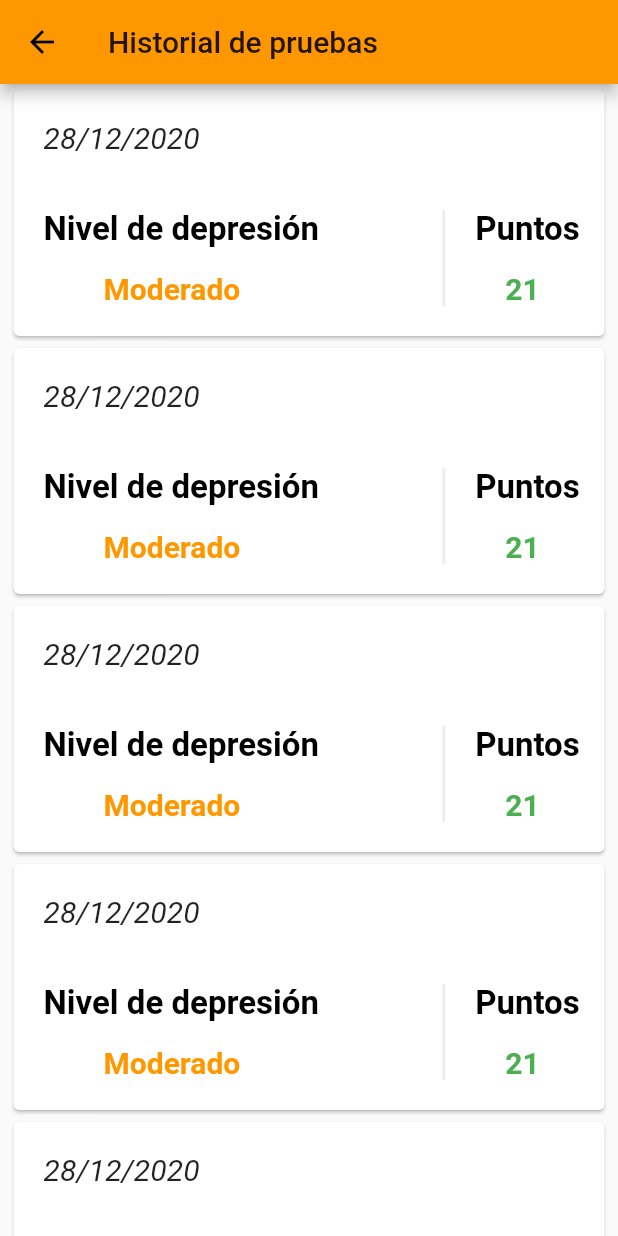
After one commit to RammasEchor/cu-diagnostico-depresion, a Flutter app: the HistorialPruebas screen opened by its route, on a phone screen of 412 x 824 dp. The commit adds this screen. Run offline on Flutter 3.47's test engine with Material 2 defaults, Android fonts, the phone set to English and light mode, and no system bars; our stand-ins replace carousel_slider, cloud_firestore, firebase_core; accounts and stored records are empty.

Commit message:
Se agrego la pantalla de historial_pruebas_page.dart en la cual, se deberan mostrar los test realizados para cada usuario

```diff
--- a/lib/main.dart
+++ b/lib/main.dart
@@ -9,6 +9,8 @@ import 'package:diagnostico_depresion/pages/ayuda_page.dart';
 import 'package:diagnostico_depresion/pages/registro_page.dart';
 import 'package:diagnostico_depresion/pages/iniciar_sesion_page.dart';
 import 'package:diagnostico_depresion/pages/iniciar_prueba_page.dart';
+import 'package:diagnostico_depresion/pages/historial_pruebas_page.dart';
+
 
 void main() async {
   WidgetsFlutterBinding.ensureInitialized();
@@ -34,7 +36,7 @@ class MyApp extends StatelessWidget{
         '/registro':(context) => Registro(),
         '/login':(context) => InicioSesion(),
         '/prueba': (context) => IniciarPrueba(),
-        '/bd': (context) => BaseDatos(),
+        '/historial':(context) => HistorialPruebas(),
       },
     );
   }
@@ -74,9 +76,9 @@ class Inicio extends StatelessWidget{
               },
             ),
             FlatButton(
-              child: Text('Base de Datos'),
+              child: Text('Historial'),
               onPressed: (){
-                //Navigator.pushNamed(context, '/bd');
+                Navigator.pushNamed(context, '/historial');
               },
             ),
           ],
--- /dev/null
+++ b/lib/pages/historial_pruebas_page.dart
@@ -0,0 +1,158 @@
+import 'package:flutter/cupertino.dart';
+import 'package:flutter/material.dart';
+
+class HistorialPruebas extends StatefulWidget{
+
+  @override
+  HistorialPruebasState createState() => HistorialPruebasState();
+
+}
+class HistorialPruebasState extends State<HistorialPruebas>{
+
+  @override
+  Widget build(BuildContext context){
+    return Scaffold(
+      appBar: AppBar(
+        title: Text('Historial de pruebas'),
+      ),
+      body: new ListView(
+        children: <Widget>[
+          WidgetPrueba(
+            fecha: '28/12/2020',
+            nivel: 'Moderado',
+            puntos: 21,
+          ),
+          WidgetPrueba(
+            fecha: '28/12/2020',
+            nivel: 'Moderado',
+            puntos: 21,
+          ),
+          WidgetPrueba(
+            fecha: '28/12/2020',
+            nivel: 'Moderado',
+            puntos: 21,
+          ),
+          WidgetPrueba(
+            fecha: '28/12/2020',
+            nivel: 'Moderado',
+            puntos: 21,
+          ),
+          WidgetPrueba(
+            fecha: '28/12/2020',
+            nivel: 'Moderado',
+            puntos: 21,
+          ),
+        ],
+      ),
+    );
+  }
+}
+
+class WidgetPrueba extends StatelessWidget{
+  final String fecha;
+  final String nivel;
+  final int puntos;
+
+  WidgetPrueba({
+    this.fecha,
+    this.nivel,
+    this.puntos
+  });
+
+  @override
+  Widget build(BuildContext context) {
+    return Padding(
+      padding: EdgeInsets.only(left: 5, right: 5),
+      child: Card(
+        child: Column(
+          children: <Widget>[
+            Container(
+              padding: EdgeInsets.only(left: 20, top: 20),
+              width: MediaQuery.of(context).size.width,
+              height: 80,
+              child: Text(
+                fecha,
+                style: TextStyle(
+                  fontSize: 20,
+                  fontStyle: FontStyle.italic,
+                ),
+              ),
+            ),
+            Padding(
+              padding: EdgeInsets.only(left: 20, bottom: 20),
+              child: Row(
+                //mainAxisAlignment: MainAxisAlignment.center,
+                children: [
+                  Container(
+                    decoration: BoxDecoration(
+                        border: Border(
+                          right: BorderSide(width: 2, color: Colors.grey[200]),
+                        )
+                    ),
+                    width: MediaQuery.of(context).size.width * 0.65,
+                    child: Column(
+                      crossAxisAlignment: CrossAxisAlignment.start,
+                      children: [
+                        Container(
+                          padding: EdgeInsets.only(bottom: 15),
+                          child: Text(
+                            'Nivel de depresión',
+                            style: TextStyle(
+                              color: Colors.black,//Theme.of(context).primaryColor,
+                              fontSize: 22,
+                              fontWeight: FontWeight.bold,
+                            ),
+                          ),
+                        ),
+                        Container(
+                          padding: EdgeInsets.only(left: 40),
+                          child: Text(
+                            nivel,
+                            style: TextStyle(
+                              color: Theme.of(context).primaryColor,
+                              fontSize: 20,
+                              fontWeight: FontWeight.bold,
+                            ),
+                          ),
+                        ),
+                      ],
+                    ),
+                  ),
+                  Container(
+                    child: Column(
+                      crossAxisAlignment: CrossAxisAlignment.start,
+                      children: [
+                        Container(
+                          padding: EdgeInsets.only(left: 20, bottom: 15),
+                          child: Text(
+                            'Puntos',
+                            style: TextStyle(
+                              color: Colors.black,//Theme.of(context).primaryColor,
+                              fontSize: 22,
+                              fontWeight: FontWeight.bold,
+                            ),
+                          ),
+                        ),
+                        Container(
+                          padding: EdgeInsets.only(left: 40),
+                          child: Text(
+                            puntos.toString(),
+                            style: TextStyle(
+                              color: Theme.of(context).accentColor,
+                              fontSize: 20,
+                              fontWeight: FontWeight.bold,
+                            ),
+                          ),
+                        ),
+                      ],
+                    ),
+                  ),
+                ],
+              ),
+            ),
+          ],
+        ),
+      ),
+    );
+  }
+}
--- a/lib/pages/registro_page.dart
+++ b/lib/pages/registro_page.dart
@@ -209,7 +209,7 @@ class RegistroState extends State<Registro>{
       formKey.currentState.save();
       print(this._sexo);
 
-      Navigator.of(context).pushReplacement(
+      Navigator.of(context).push(
           MaterialPageRoute(
               builder: (context) => Registro2daPage(this._usuario, this._edad, this._sexo)
           )
--- a/lib/pages/resultados_prueba_page.dart
+++ b/lib/pages/resultados_prueba_page.dart
@@ -15,33 +15,6 @@ class ResultadosState extends State<Resultados>{
   String _tipo;
 
   final databaseReference = FirebaseFirestore.instance;
-
-  @override void initState() {
-    if(widget.puntos <= 15){
-      _resultados = 'Buenas noticias. En base a sus puntos obtenidos es poco '
-          'probable que padezca depresión.';
-      _tipo = 'Ninguno';
-    }else if(widget.puntos > 15 && widget.puntos <= 30){
-      _resultados = 'Como puede ver en su puntaje, puede estar experimentando '
-          'depresión. La buena noticia es que la depresion es tratable y a menudo curable.';
-      _tipo = 'Moderado';
-    }else{
-      _resultados = 'Probablemente se encuentra en un cuadro de depersión, le recomendamos que '
-          'visite a un psiquiatra o medico especializado para que reciba orientación y el tratamiento adecuado.';
-      _tipo = 'Severo';
-    }
-    _guardaPrueba();
-    super.initState();
-  }
-  void _guardaPrueba() async {
-    DocumentReference ref = await databaseReference.collection("pruebas")
-        .add({
-      'fecha': new DateTime.now(),
-      'id_usuario': 'zaY609IJfL5g8SlFSRjr',
-      'puntos': widget.puntos,
-      'tipo': _tipo,
-    });
-  }
 
   @override
   Widget build(BuildContext context){
@@ -177,4 +150,31 @@ class ResultadosState extends State<Resultados>{
       ),
     );
   }
+
+  @override void initState() {
+    if(widget.puntos <= 15){
+      _resultados = 'Buenas noticias. En base a sus puntos obtenidos es poco '
+          'probable que padezca depresión.';
+      _tipo = 'Ninguno';
+    }else if(widget.puntos > 15 && widget.puntos <= 30){
+      _resultados = 'Como puede ver en su puntaje, puede estar experimentando '
+          'depresión. La buena noticia es que la depresion es tratable y a menudo curable.';
+      _tipo = 'Moderado';
+    }else{
+      _resultados = 'Probablemente se encuentra en un cuadro de depersión, le recomendamos que '
+          'visite a un psiquiatra o medico especializado para que reciba orientación y el tratamiento adecuado.';
+      _tipo = 'Severo';
+    }
+    _guardaPrueba();
+    super.initState();
+  }
+  void _guardaPrueba() async {
+    DocumentReference ref = await databaseReference.collection("pruebas")
+        .add({
+      'fecha': new DateTime.now(),
+      'id_usuario': 'zaY609IJfL5g8SlFSRjr',
+      'puntos': widget.puntos,
+      'tipo': _tipo,
+    });
+  }
 }
```
